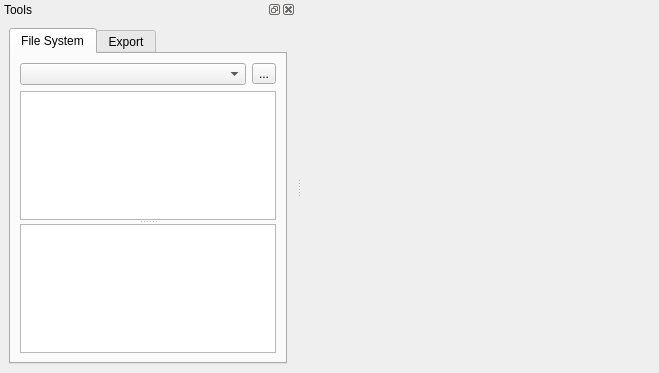
Above: qwbfs/src/UIMain.ui from amestica/qwbfs before the change. Below: the same form after it.
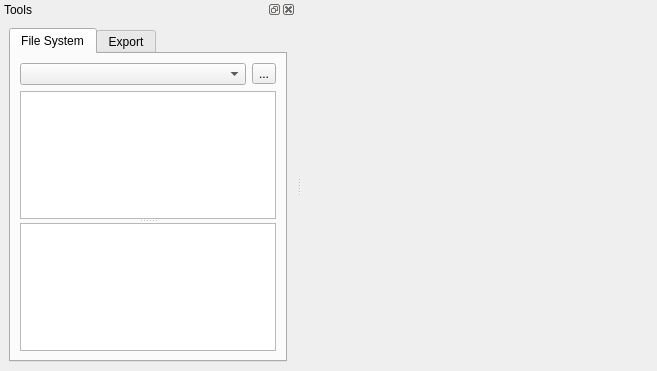
That is the form after the change. The open tabs and pages were chosen to show the change. Custom widgets are drawn as their Qt base class.

```diff
--- a/qwbfs/src/UIMain.ui
+++ b/qwbfs/src/UIMain.ui
@@ -6,8 +6,8 @@
    <rect>
     <x>0</x>
     <y>0</y>
-    <width>659</width>
-    <height>373</height>
+    <width>657</width>
+    <height>371</height>
    </rect>
   </property>
   <property name="windowTitle">
```
Left out of the diff: 2 changed lines with no effect on the pictures.
